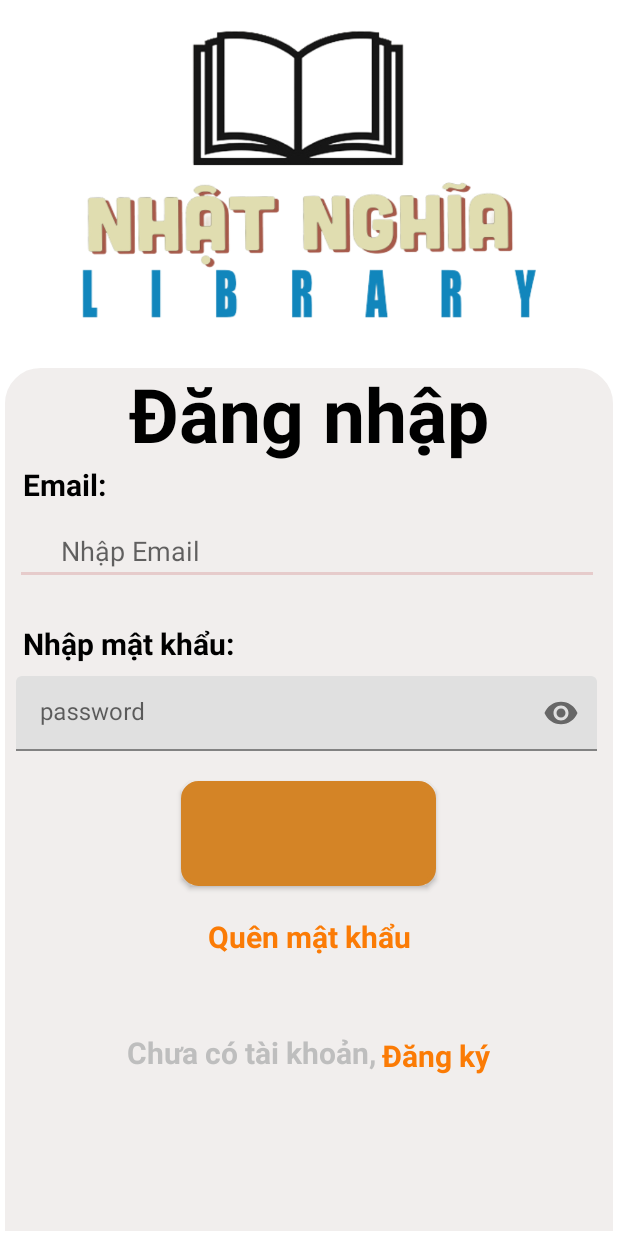
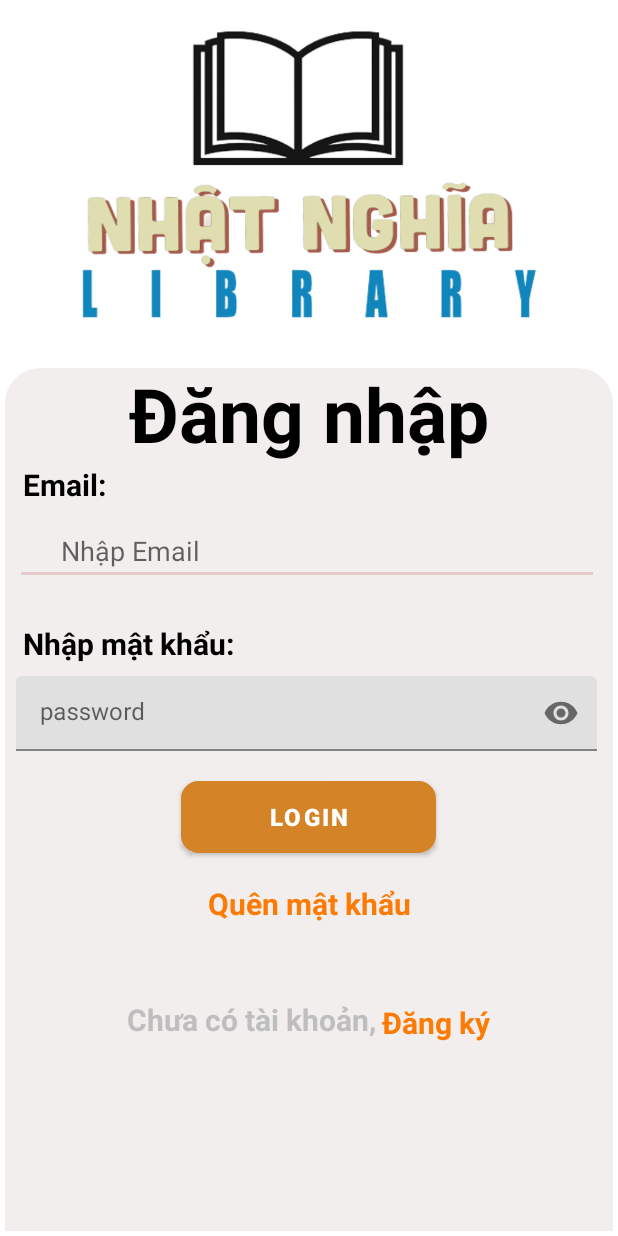
Before and after one commit to Dongocthach/NhatNghiaApp_1, an Android app: the screen it shows after launch (SignInActivity), on a phone screen of 412 x 824 dp. Run offline under Robolectric (Android 15) with nearby library versions, the phone set to English and light mode, and no system bars; our stand-ins replace Firebase (no records; nobody signed in at launch, a user with empty details on screens opened directly).

Commit message:
wedesday1
button login

```diff
--- a/app/src/main/res/layout/activity_sign_in.xml
+++ b/app/src/main/res/layout/activity_sign_in.xml
@@ -88,11 +88,12 @@
         <Button
             android:id="@+id/login_btn1"
             android:layout_width="170dp"
-            android:layout_height="70dp"
+            android:layout_height="wrap_content"
             android:layout_gravity="center"
             android:layout_marginTop="20dp"
             android:background="@drawable/button"
-            android:textSize="40dp"
+            android:textSize="16sp"
+            android:text="login"
             android:textStyle="bold"
             app:backgroundTint="@null" />
 
```
